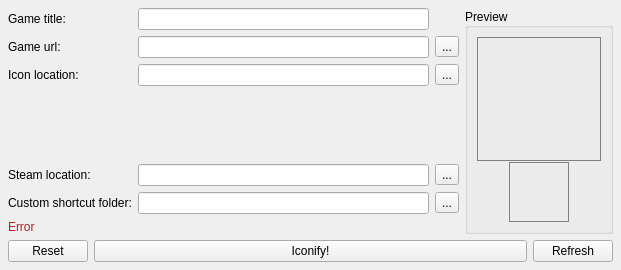
Apollo-Roboto/Win10-Start-menu-steam-tile-maker, file main.ui: the form before one commit.
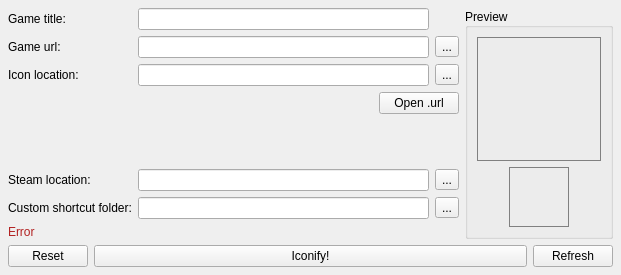
The form after the commit.

Commit message: added Open .url button

Patch:
```diff
--- a/main.ui
+++ b/main.ui
@@ -7,7 +7,7 @@
     <x>0</x>
     <y>0</y>
     <width>621</width>
-    <height>270</height>
+    <height>275</height>
    </rect>
   </property>
   <property name="sizePolicy">
@@ -87,16 +87,10 @@
     </item>
     <item row="0" column="0">
      <layout class="QGridLayout" name="gridLayout">
-      <item row="5" column="1">
-       <widget class="QLineEdit" name="customShortcutFolder_lineEdit">
-        <property name="enabled">
-         <bool>true</bool>
-        </property>
-        <property name="toolTip">
-         <string>&lt;html&gt;&lt;head/&gt;&lt;body&gt;&lt;p&gt;Folder containing all custom shortcuts&lt;/p&gt;&lt;/body&gt;&lt;/html&gt;</string>
-        </property>
-        <property name="readOnly">
-         <bool>false</bool>
+      <item row="2" column="0">
+       <widget class="QLabel" name="label_3">
+        <property name="text">
+         <string>Icon location:</string>
         </property>
        </widget>
       </item>
@@ -107,7 +101,20 @@
         </property>
        </widget>
       </item>
-      <item row="5" column="2">
+      <item row="6" column="1">
+       <widget class="QLineEdit" name="customShortcutFolder_lineEdit">
+        <property name="enabled">
+         <bool>true</bool>
+        </property>
+        <property name="toolTip">
+         <string>&lt;html&gt;&lt;head/&gt;&lt;body&gt;&lt;p&gt;Folder containing all custom shortcuts&lt;/p&gt;&lt;/body&gt;&lt;/html&gt;</string>
+        </property>
+        <property name="readOnly">
+         <bool>false</bool>
+        </property>
+       </widget>
+      </item>
+      <item row="6" column="2">
        <widget class="QToolButton" name="customShortcutFolder_toolButton">
         <property name="text">
          <string>...</string>
@@ -121,20 +128,6 @@
         </property>
        </widget>
       </item>
-      <item row="2" column="0">
-       <widget class="QLabel" name="label_3">
-        <property name="text">
-         <string>Icon location:</string>
-        </property>
-       </widget>
-      </item>
-      <item row="5" column="0">
-       <widget class="QLabel" name="label_5">
-        <property name="text">
-         <string>Custom shortcut folder:</string>
-        </property>
-       </widget>
-      </item>
       <item row="1" column="0">
        <widget class="QLabel" name="label_2">
         <property name="text">
@@ -142,7 +135,7 @@
         </property>
        </widget>
       </item>
-      <item row="4" column="1">
+      <item row="5" column="1">
        <widget class="QLineEdit" name="steamLocation_lineEdit">
         <property name="enabled">
          <bool>true</bool>
@@ -155,6 +148,13 @@
         </property>
        </widget>
       </item>
+      <item row="6" column="0">
+       <widget class="QLabel" name="label_5">
+        <property name="text">
+         <string>Custom shortcut folder:</string>
+        </property>
+       </widget>
+      </item>
       <item row="1" column="2">
        <widget class="QToolButton" name="gameURL_toolButton">
         <property name="toolTip">
@@ -165,13 +165,6 @@
         </property>
        </widget>
       </item>
-      <item row="4" column="0">
-       <widget class="QLabel" name="label_4">
-        <property name="text">
-         <string>Steam location:</string>
-        </property>
-       </widget>
-      </item>
       <item row="2" column="2">
        <widget class="QToolButton" name="iconLocation_toolButton">
         <property name="text">
@@ -179,14 +172,7 @@
         </property>
        </widget>
       </item>
-      <item row="0" column="1">
-       <widget class="QLineEdit" name="gameTitle_lineEdit">
-        <property name="toolTip">
-         <string>&lt;html&gt;&lt;head/&gt;&lt;body&gt;&lt;p&gt;Game title&lt;/p&gt;&lt;/body&gt;&lt;/html&gt;</string>
-        </property>
-       </widget>
-      </item>
-      <item row="3" column="1">
+      <item row="4" column="1">
        <spacer name="verticalSpacer">
         <property name="orientation">
          <enum>Qt::Vertical</enum>
@@ -199,7 +185,14 @@
         </property>
        </spacer>
       </item>
-      <item row="4" column="2">
+      <item row="5" column="0">
+       <widget class="QLabel" name="label_4">
+        <property name="text">
+         <string>Steam location:</string>
+        </property>
+       </widget>
+      </item>
+      <item row="5" column="2">
        <widget class="QToolButton" name="steamLocation_toolButton">
         <property name="text">
          <string>...</string>
@@ -216,6 +209,37 @@
         </property>
        </widget>
       </item>
+      <item row="0" column="1">
+       <widget class="QLineEdit" name="gameTitle_lineEdit">
+        <property name="toolTip">
+         <string>&lt;html&gt;&lt;head/&gt;&lt;body&gt;&lt;p&gt;Game title&lt;/p&gt;&lt;/body&gt;&lt;/html&gt;</string>
+        </property>
+       </widget>
+      </item>
+      <item row="3" column="0" colspan="3">
+       <layout class="QHBoxLayout" name="horizontalLayout_3">
+        <item>
+         <spacer name="horizontalSpacer_2">
+          <property name="orientation">
+           <enum>Qt::Horizontal</enum>
+          </property>
+          <property name="sizeHint" stdset="0">
+           <size>
+            <width>40</width>
+            <height>20</height>
+           </size>
+          </property>
+         </spacer>
+        </item>
+        <item>
+         <widget class="QPushButton" name="pushButton">
+          <property name="text">
+           <string>Open .url</string>
+          </property>
+         </widget>
+        </item>
+       </layout>
+      </item>
      </layout>
     </item>
     <item row="1" column="0">
```
Left out of the diff: 244 changed lines with no effect on the pictures.
